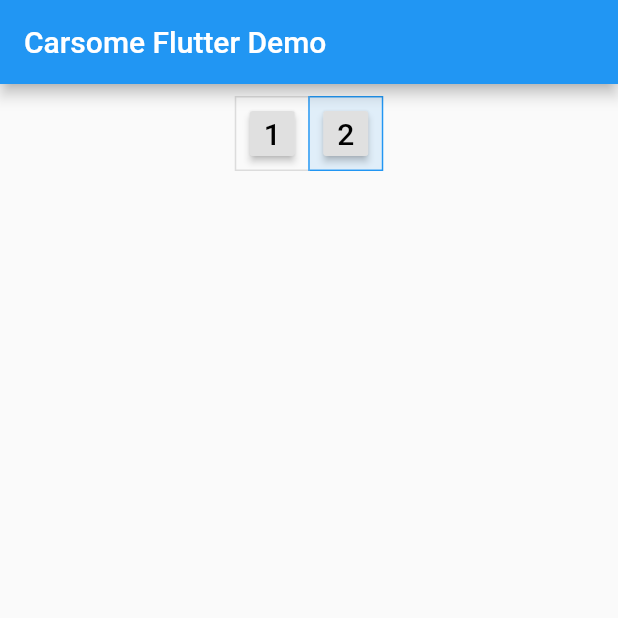
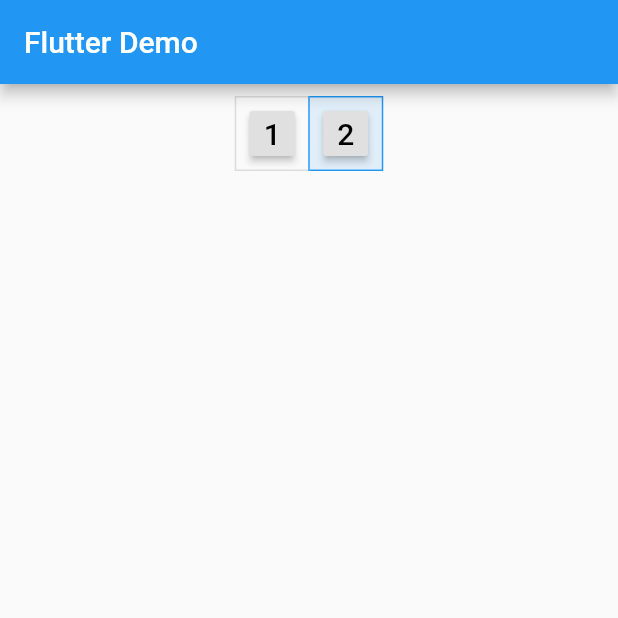
Before and after one commit to wilsonkerk/myflutter_app, a Flutter app: the screen it shows after launch, on a phone screen of 412 x 824 dp, the top half of it. Run offline on Flutter 3.47's test engine with Material 2 defaults, Android fonts, the phone set to English and light mode, and no system bars; our stand-ins replace cached_network_image; network calls fail.

Commit message:
Renamed title

```diff
--- a/lib/data_table_image.dart
+++ b/lib/data_table_image.dart
@@ -8,7 +8,7 @@
 
       class DataImageTableDemo extends StatefulWidget {
         DataImageTableDemo() : super();
-        final String title = "Carsome Flutter Demo";
+        final String title = "Flutter Demo";
 
         @override
         DataTableDemoState createState() => DataTableDemoState();
```
